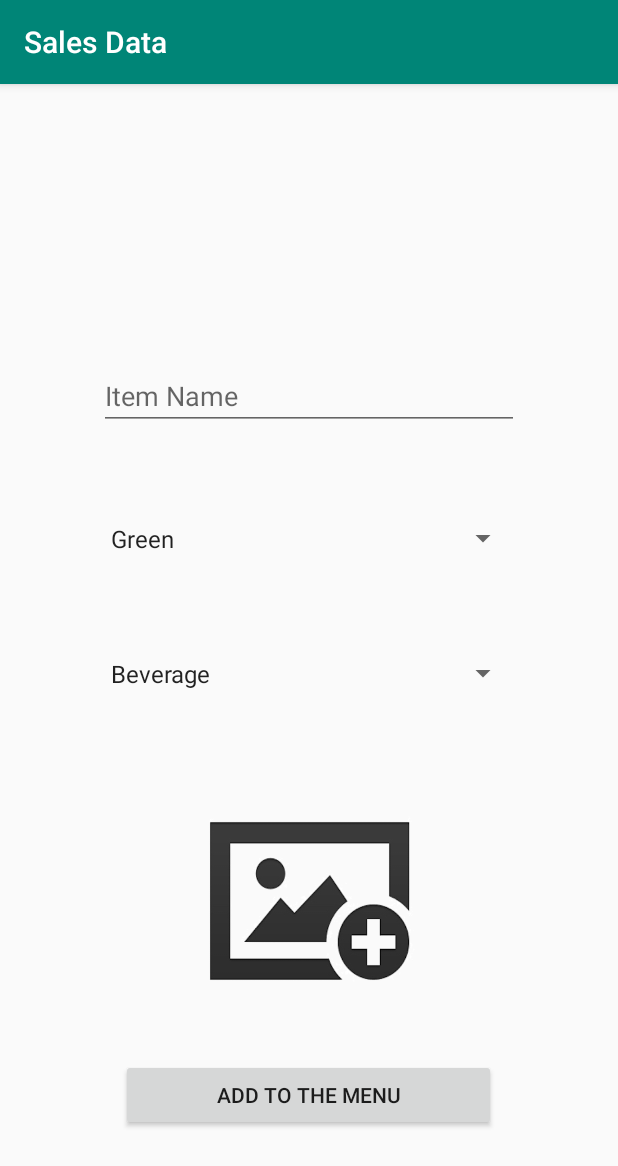
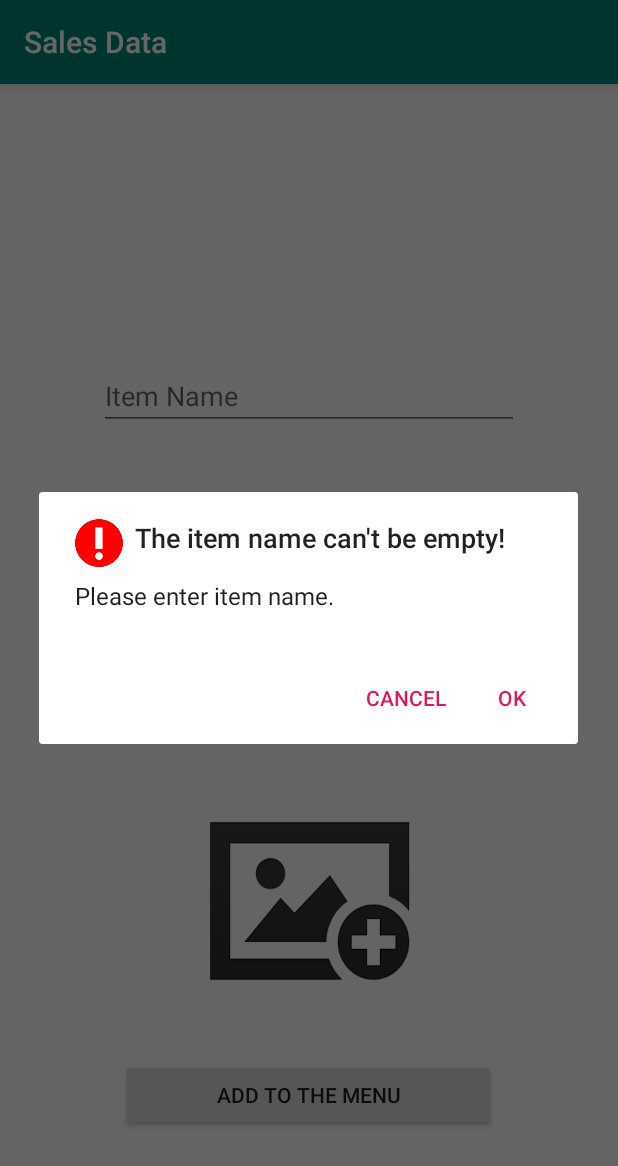
Before and after one commit to PeichenTsou/SalesRecordApp, an Android app: the fragment AddFragment shown on its own in the app's theme, after a tap on "ADD TO THE MENU", on a phone screen of 412 x 824 dp. Shown: the top 1166 px of the screen. Run offline under Robolectric (Android 15) with nearby library versions, the phone set to English and light mode, and no system bars; 3 other taps on this screen came first.

Commit message:
Feature--add warning message when adding item without name entered

```diff
--- a/SalesDateApp/app/src/main/java/com/app/fragments/AddFragment.java
+++ b/SalesDateApp/app/src/main/java/com/app/fragments/AddFragment.java
@@ -3,6 +3,7 @@ package com.app.fragments;
 import android.Manifest;
 import android.annotation.TargetApi;
 import android.app.Fragment;
+import android.content.DialogInterface;
 import android.content.Intent;
 import android.content.pm.PackageManager;
 import android.database.Cursor;
@@ -12,6 +13,7 @@ import android.os.Build;
 import android.os.Bundle;
 import android.provider.MediaStore;
 import android.support.v4.content.ContextCompat;
+import android.support.v7.app.AlertDialog;
 import android.view.LayoutInflater;
 import android.view.View;
 import android.view.ViewGroup;
@@ -89,6 +91,9 @@ public class AddFragment extends Fragment {
             @Override
             public void onClick(View view) {
                 String name = editText_food_name.getText().toString();
+                String empty = "";
+                if (!name.contentEquals(empty) ){
+                    //name is not empty
                     String classification=spinner_Classification.getSelectedItem().toString();
                     String time=spinner_category.getSelectedItem().toString();
                     mDBHelper.insert("food",new String[]{"userid","dbfoodname","classification","category","imagepath"},new Object[]{userid,name,classification,time,picturePath});
@@ -97,6 +102,11 @@ public class AddFragment extends Fragment {
                     imageView.setImageBitmap(null);
                     spinner_Classification.setSelection(0);
                     spinner_category.setSelection(0);
+                }
+                else {
+                    AlertDialog diaBox = WarningForEmptyName();
+                    diaBox.show();
+                }
             }
         });
         return view;
@@ -150,4 +160,24 @@ public class AddFragment extends Fragment {
         }
     }
 
+    private AlertDialog WarningForEmptyName()
+    {
+        AlertDialog myQuittingDialogBox =new AlertDialog.Builder(getActivity())
+                //set message, title, and icon
+                .setTitle("The item name can't be empty!")
+                .setMessage("Please enter item name.")
+                .setIcon(R.drawable.p4_warning_icon)
+                .setPositiveButton("OK", new DialogInterface.OnClickListener() {
+                    public void onClick(DialogInterface dialog, int whichButton) {
+                        dialog.dismiss();
                     }
+                })
+                .setNegativeButton("Cancel", new DialogInterface.OnClickListener() {
+                    public void onClick(DialogInterface dialog, int which) {
+                        dialog.dismiss();
+                    }
+                })
+                .create();
+        return myQuittingDialogBox;
+    }
+}
--- a/SalesDateApp/app/src/main/res/layout/add_fragment.xml
+++ b/SalesDateApp/app/src/main/res/layout/add_fragment.xml
@@ -7,9 +7,7 @@
 
     <ScrollView
         android:layout_width="match_parent"
-        android:layout_height="match_parent"
-        android:layout_alignParentStart="true"
-        android:layout_alignParentTop="true">
+        android:layout_height="match_parent">
 
         <RelativeLayout
             android:layout_width="match_parent"
```
Also changed, not shown: SalesDateApp/app/src/main/res/drawable/p4_warning_icon.png (added). Lines whose indentation alone changed are shown as unchanged.
